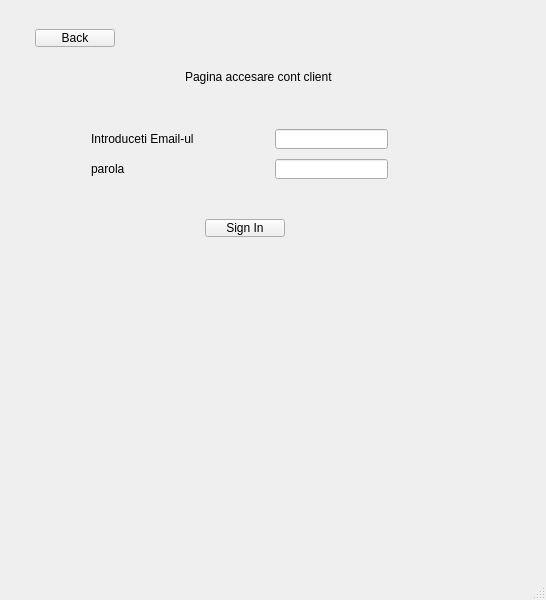
Qt form SecondChance/secondchance.ui (andreividan291-lang/ProiectSecondChance) before a commit.
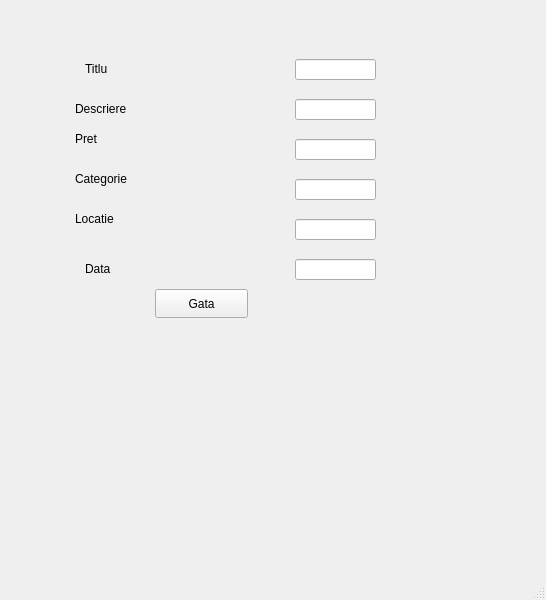
The same form after that commit. The open tabs and pages were chosen to show the change.

```diff
--- a/SecondChance/secondchance.ui
+++ b/SecondChance/secondchance.ui
@@ -479,6 +479,230 @@
         </property>
         <property name="text">
          <string>SECOND CHANCE MARKETPLACE CLIENT</string>
+        </property>
+       </widget>
+       <widget class="QPushButton" name="Create_Product">
+        <property name="geometry">
+         <rect>
+          <x>50</x>
+          <y>80</y>
+          <width>131</width>
+          <height>29</height>
+         </rect>
+        </property>
+        <property name="text">
+         <string>Create_Product</string>
+        </property>
+       </widget>
+      </widget>
+      <widget class="QWidget" name="Interface_Create_Product">
+       <widget class="QLineEdit" name="CreateTitleDescription">
+        <property name="geometry">
+         <rect>
+          <x>280</x>
+          <y>90</y>
+          <width>81</width>
+          <height>21</height>
+         </rect>
+        </property>
+       </widget>
+       <widget class="QLabel" name="label_19">
+        <property name="geometry">
+         <rect>
+          <x>60</x>
+          <y>90</y>
+          <width>131</width>
+          <height>20</height>
+         </rect>
+        </property>
+        <property name="text">
+         <string>Descriere </string>
+        </property>
+       </widget>
+       <widget class="QLabel" name="label_20">
+        <property name="geometry">
+         <rect>
+          <x>70</x>
+          <y>50</y>
+          <width>63</width>
+          <height>20</height>
+         </rect>
+        </property>
+        <property name="text">
+         <string>Titlu</string>
+        </property>
+       </widget>
+       <widget class="QLabel" name="label_21">
+        <property name="geometry">
+         <rect>
+          <x>60</x>
+          <y>120</y>
+          <width>63</width>
+          <height>20</height>
+         </rect>
+        </property>
+        <property name="text">
+         <string>Pret</string>
+        </property>
+       </widget>
+       <widget class="QLabel" name="label_22">
+        <property name="geometry">
+         <rect>
+          <x>60</x>
+          <y>160</y>
+          <width>91</width>
+          <height>20</height>
+         </rect>
+        </property>
+        <property name="text">
+         <string>Categorie </string>
+        </property>
+       </widget>
+       <widget class="QLabel" name="label_23">
+        <property name="geometry">
+         <rect>
+          <x>60</x>
+          <y>200</y>
+          <width>63</width>
+          <height>20</height>
+         </rect>
+        </property>
+        <property name="text">
+         <string>Locatie</string>
+        </property>
+       </widget>
+       <widget class="QLabel" name="label_24">
+        <property name="geometry">
+         <rect>
+          <x>70</x>
+          <y>250</y>
+          <width>63</width>
+          <height>20</height>
+         </rect>
+        </property>
+        <property name="text">
+         <string>Data</string>
+        </property>
+       </widget>
+       <widget class="QLineEdit" name="CreateTitleBox">
+        <property name="geometry">
+         <rect>
+          <x>280</x>
+          <y>50</y>
+          <width>81</width>
+          <height>21</height>
+         </rect>
+        </property>
+       </widget>
+       <widget class="QLineEdit" name="CreateTitlePrice">
+        <property name="geometry">
+         <rect>
+          <x>280</x>
+          <y>130</y>
+          <width>81</width>
+          <height>21</height>
+         </rect>
+        </property>
+       </widget>
+       <widget class="QLineEdit" name="CreateTitleCategory">
+        <property name="geometry">
+         <rect>
+          <x>280</x>
+          <y>170</y>
+          <width>81</width>
+          <height>21</height>
+         </rect>
+        </property>
+       </widget>
+       <widget class="QLineEdit" name="CreateTitleLocation">
+        <property name="geometry">
+         <rect>
+          <x>280</x>
+          <y>210</y>
+          <width>81</width>
+          <height>21</height>
+         </rect>
+        </property>
+       </widget>
+       <widget class="QLineEdit" name="CreateTitleDate">
+        <property name="geometry">
+         <rect>
+          <x>280</x>
+          <y>250</y>
+          <width>81</width>
+          <height>21</height>
+         </rect>
+        </property>
+       </widget>
+       <widget class="QPushButton" name="CreateProductDoneButton">
+        <property name="geometry">
+         <rect>
+          <x>140</x>
+          <y>280</y>
+          <width>93</width>
+          <height>29</height>
+         </rect>
+        </property>
+        <property name="text">
+         <string>Gata</string>
+        </property>
+       </widget>
+       <widget class="QLabel" name="CreateProductErrorLabel">
+        <property name="geometry">
+         <rect>
+          <x>60</x>
+          <y>430</y>
+          <width>291</width>
+          <height>20</height>
+         </rect>
+        </property>
+        <property name="text">
+         <string/>
+        </property>
+       </widget>
+      </widget>
+      <widget class="QWidget" name="MyProductsPage">
+       <widget class="QLabel" name="label_25">
+        <property name="geometry">
+         <rect>
+          <x>90</x>
+          <y>70</y>
+          <width>181</width>
+          <height>20</height>
+         </rect>
+        </property>
+        <property name="text">
+         <string>Produsele mele:</string>
+        </property>
+       </widget>
+      </widget>
+      <widget class="QWidget" name="FavoritesPage">
+       <widget class="QLabel" name="label_26">
+        <property name="geometry">
+         <rect>
+          <x>100</x>
+          <y>60</y>
+          <width>63</width>
+          <height>20</height>
+         </rect>
+        </property>
+        <property name="text">
+         <string>Favorite:</string>
+        </property>
+       </widget>
+      </widget>
+      <widget class="QWidget" name="ProfilePage">
+       <widget class="QLabel" name="label_27">
+        <property name="geometry">
+         <rect>
+          <x>90</x>
+          <y>70</y>
+          <width>63</width>
+          <height>20</height>
+         </rect>
+        </property>
+        <property name="text">
+         <string>Profil:</string>
         </property>
        </widget>
       </widget>
```
Left out of the diff: 36 changed lines with no effect on the pictures.
